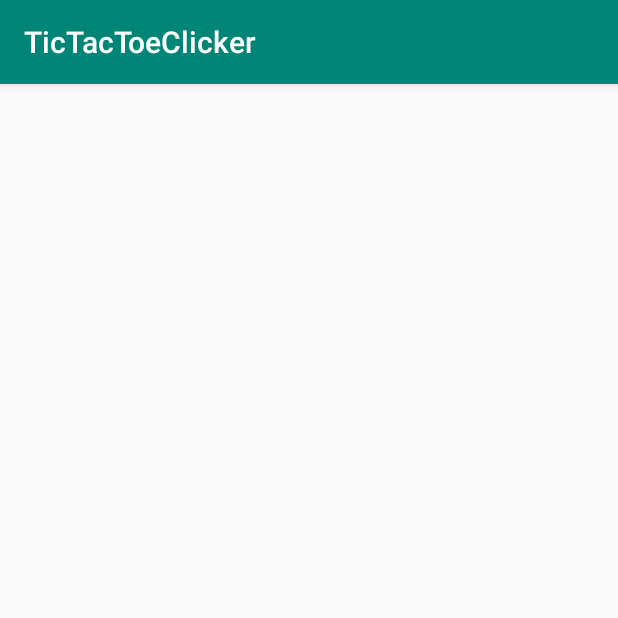
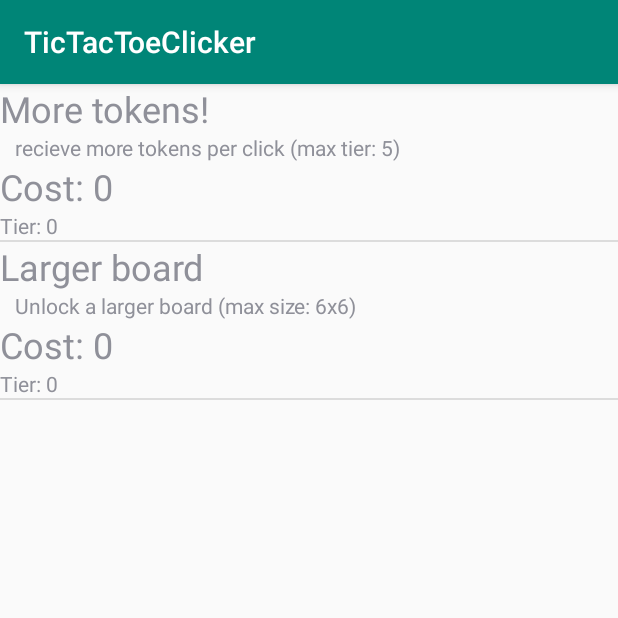
Before and after one commit to Clint-Portfolio/TicTacToeClicker, an Android app: the screen it shows after launch (UpgradeActivity), after a tap on "UPGRADES", on a phone screen of 412 x 824 dp, the top half of it. Run offline under Robolectric (Android 15) with nearby library versions, the phone set to English and light mode, and no system bars.

Commit message:
Upgrade buy system implemented, score system implemented TODO: working upgrades

```diff
--- a/app/src/main/java/com/example/clintnieuwendijk/tictactoeclicker/MainActivity.java
+++ b/app/src/main/java/com/example/clintnieuwendijk/tictactoeclicker/MainActivity.java
@@ -4,15 +4,23 @@ import android.content.Intent;
 import android.support.v7.app.AppCompatActivity;
 import android.os.Bundle;
 import android.view.View;
+import android.widget.TextView;
 
 public class MainActivity extends AppCompatActivity {
 
-    UpgradeDatabase db;
+    UpgradeDatabase upgradeDB;
+    PlayerDatabase playerDB;
 
     @Override
     protected void onCreate(Bundle savedInstanceState) {
         super.onCreate(savedInstanceState);
         setContentView(R.layout.activity_main);
+
+        playerDB = PlayerDatabase.getInstance(getApplicationContext());
+        playerDB.makePlayer(this);
+
+        TextView scoreView = findViewById(R.id.ScoreView);
+        scoreView.setText(String.format("Score: %d", playerDB.getTokens()));
     }
 
     public void mainClick(View view){
--- /dev/null
+++ b/app/src/main/java/com/example/clintnieuwendijk/tictactoeclicker/PlayerDatabase.java
@@ -0,0 +1,80 @@
+package com.example.clintnieuwendijk.tictactoeclicker;
+
+import android.content.Context;
+import android.database.Cursor;
+import android.database.sqlite.SQLiteDatabase;
+import android.database.sqlite.SQLiteOpenHelper;
+import android.provider.Settings;
+import android.util.Log;
+
+public class PlayerDatabase extends SQLiteOpenHelper {
+
+    SQLiteDatabase db;
+    private static PlayerDatabase instance;
+
+    public PlayerDatabase(Context context, String name, SQLiteDatabase.CursorFactory factory, int version) {
+        super(context, name, factory, version);
+    }
+
+    @Override
+    public void onCreate(SQLiteDatabase db) {
+        this.db = db;
+        db.execSQL("CREATE TABLE 'player' ('_id' integer PRIMARY KEY AUTOINCREMENT NOT NULL, 'name' text, 'tokens' integer)");
+    }
+
+    public static PlayerDatabase getInstance(Context context) {
+        if (instance == null) {
+            instance = new PlayerDatabase(context, "player", null, 1);
+        }
+        return instance;
+    }
+
+
+    @Override
+    public void onUpgrade(SQLiteDatabase db, int oldVersion, int newVersion) {
+        db.execSQL("DROP TABLE 'entries'");
+        onCreate(db);
+    }
+
+    public void makePlayer(Context context){
+
+        this.db = getWritableDatabase();
+        Cursor cursor = selectAll();
+
+        if (cursor.getCount() < 1) {
+            String android_id = Settings.System.getString(context.getContentResolver(), Settings.Secure.ANDROID_ID);
+            String sql = String.format("INSERT INTO 'player' ('_id', 'name', 'tokens') VALUES (NULL, '%s', 0)", android_id);
+            Log.d("sql", sql);
+            db.execSQL(sql);
+        }
+
+        cursor = selectAll();
+        Log.d("dbsize", Integer.toString(cursor.getCount()));
+    }
+
+    public Cursor selectAll() {
+        this.db = getWritableDatabase();
+        return db.rawQuery("SELECT * FROM 'player'", null);
+    }
+
+    public int getTokens() {
+        this.db = getWritableDatabase();
+        String sql = String.format("SELECT * FROM 'player'");
+        Cursor queryResponse = db.rawQuery(sql, null);
+
+        queryResponse.moveToFirst();
+
+        return queryResponse.getInt(queryResponse.getColumnIndex("tokens"));
+    }
+
+    public int updateTokens(int numTokens) {
+
+        this.db = getWritableDatabase();
+
+        int currentTokens = getTokens();
+        currentTokens += numTokens;
+        String sql = String.format("UPDATE 'player' SET 'tokens' = %d", currentTokens);
+        db.execSQL(sql);
+        return currentTokens;
+    }
+}
--- a/app/src/main/java/com/example/clintnieuwendijk/tictactoeclicker/UpgradeActivity.java
+++ b/app/src/main/java/com/example/clintnieuwendijk/tictactoeclicker/UpgradeActivity.java
@@ -9,20 +9,22 @@ import android.widget.ListView;
 
 public class UpgradeActivity extends AppCompatActivity {
 
-    UpgradeDatabase db;
+    UpgradeDatabase upgradeDB;
+    PlayerDatabase playerDB;
 
     @Override
     protected void onCreate(Bundle savedInstanceState) {
         super.onCreate(savedInstanceState);
         setContentView(R.layout.activity_upgrade);
 
-        db = UpgradeDatabase.getInstance(getApplicationContext());
+        upgradeDB = UpgradeDatabase.getInstance(getApplicationContext());
+        playerDB = PlayerDatabase.getInstance(getApplicationContext());
 
         updateData();
     }
 
     private void updateData() {
-        Cursor allEntries = db.selectAll();
+        Cursor allEntries = upgradeDB.selectAll();
         ListView lv = findViewById(R.id.upgradeListView);
         UpgradeAdapter upgradeAdapter = new UpgradeAdapter(getApplicationContext(), allEntries);
 
@@ -33,8 +35,14 @@ public class UpgradeActivity extends AppCompatActivity {
     private class OnItemClickListener implements AdapterView.OnItemClickListener {
         @Override
         public void onItemClick(AdapterView<?> adapterView, View view, int i, long l) {
-            db.updateUpgrade(l);
-            updateData();
+            int totalTokens = playerDB.getTokens();
+            int upgradeCost = upgradeDB.getUpgradeCost(l);
+
+            if (totalTokens >= upgradeCost) {
+                playerDB.updateTokens(-upgradeCost);
+                upgradeDB.updateUpgrade(l);
+                updateData();
+            }
         }
     }
 
--- a/app/src/main/java/com/example/clintnieuwendijk/tictactoeclicker/UpgradeAdapter.java
+++ b/app/src/main/java/com/example/clintnieuwendijk/tictactoeclicker/UpgradeAdapter.java
@@ -17,13 +17,13 @@ public class UpgradeAdapter extends ResourceCursorAdapter {
     }
 
     public UpgradeEntry getItem(Cursor cursor) {
-        int id = cursor.getInt(cursor.getColumnIndex("upgrade_id"));
+        int id = cursor.getInt(cursor.getColumnIndex("_id"));
         String name = cursor.getString(cursor.getColumnIndex("name"));
         String description = cursor.getString(cursor.getColumnIndex("description"));
         int cost = cursor.getInt(cursor.getColumnIndex("cost"));
         int tier = cursor.getInt(cursor.getColumnIndex("unlocked"));
 
-        return new UpgradeEntry(id, name, description, cost, tier);
+        return new UpgradeEntry(id, cost, tier, name, description);
     }
 
     @Override
@@ -36,10 +36,13 @@ public class UpgradeAdapter extends ResourceCursorAdapter {
         upgradeName.setText(cursor.getString(cursor.getColumnIndex("name")));
         upgradeDescription.setText(cursor.getString(cursor.getColumnIndex("description")));
 
-        String upgradeCostFormat = String.format(Locale.US, "Cost: %d", cursor.getInt(cursor.getColumnIndex("cost")));
+        int tierLevel = cursor.getInt(cursor.getColumnIndex("unlocked"));
+        int upgradeCost = cursor.getInt(cursor.getColumnIndex("cost")) * tierLevel;
+
+        String upgradeCostFormat = String.format(Locale.US, "Cost: %d", upgradeCost);
         upgradeCostText.setText(upgradeCostFormat);
 
-        String upgradeTierFormat = String.format(Locale.US, "Tier: %d", cursor.getInt(cursor.getColumnIndex("unlocked")));
+        String upgradeTierFormat = String.format(Locale.US, "Tier: %d", tierLevel);
         upgradeTier.setText(upgradeTierFormat);
     }
 }
--- a/app/src/main/res/layout/activity_upgrade_entry.xml
+++ b/app/src/main/res/layout/activity_upgrade_entry.xml
@@ -12,21 +12,13 @@
         android:layout_weight="1"
         app:columnCount="4">
 
-        <ImageView
-            android:id="@+id/imageView"
-            android:layout_width="wrap_content"
-            android:layout_height="wrap_content"
-            android:layout_weight="1"
-            android:paddingStart="20dp"
-            app:srcCompat="@android:drawable/btn_star_big_on" />
-
         <TextView
             android:id="@+id/upgradeName"
             android:layout_width="wrap_content"
             android:layout_height="wrap_content"
             android:text="TextView"
             android:textSize="24sp"
-            app:layout_column="1"
+            app:layout_column="0"
             app:layout_row="0" />
 
         <TextView
@@ -46,8 +38,8 @@
             android:paddingEnd="10dp"
             android:text="TextView"
             android:textSize="24sp"
-            app:layout_column="3"
-            app:layout_row="0" />
+            app:layout_column="0"
+            app:layout_row="2" />
 
         <TextView
             android:id="@+id/upgradeTierText"
@@ -55,8 +47,8 @@
             android:layout_height="wrap_content"
             android:paddingEnd="10dp"
             android:text="TextView"
-            app:layout_column="3"
-            app:layout_row="1" />
+            app:layout_column="0"
+            app:layout_row="3" />
     </android.support.v7.widget.GridLayout>
 
 </LinearLayout>
```
Also changed, not shown: app/src/main/java/com/example/clintnieuwendijk/tictactoeclicker/SinglePlayerActivity.java (+38 -2 lines), app/src/main/java/com/example/clintnieuwendijk/tictactoeclicker/UpgradeDatabase.java (+44 -14 lines), app/src/main/res/layout/activity_single_player.xml (+8 -0 lines).
